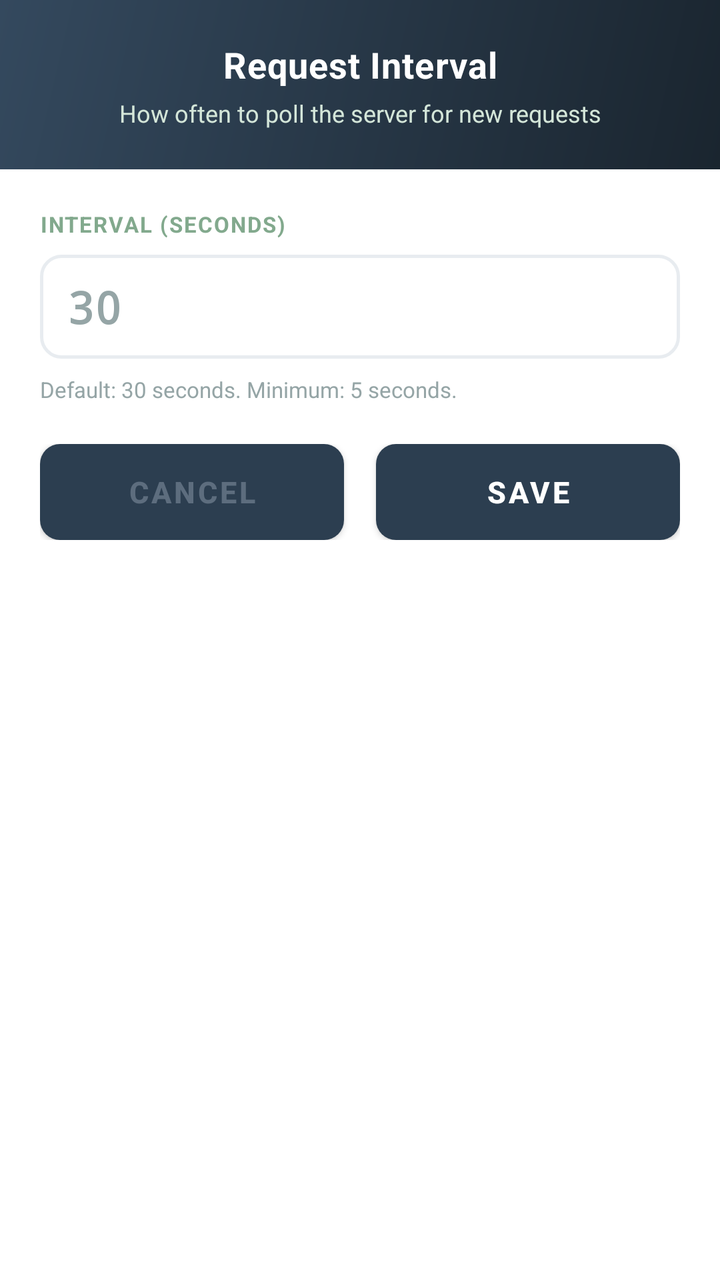
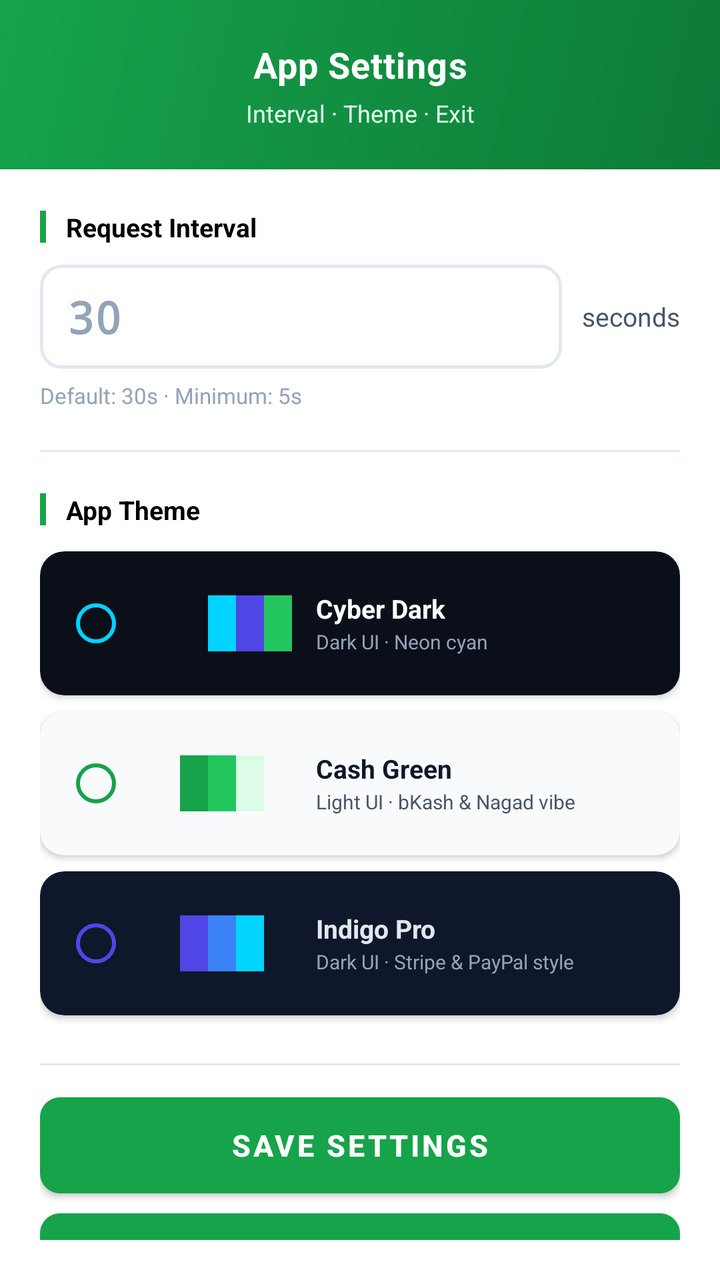

An Android layout rendered at two revisions. The XML below is the earlier revision; the diff shows what the commit changed to produce the second picture.
<!-- AndroidManifest.xml: application theme AppTheme -->
<!-- res/layout/dialog_interval_edit.xml -->
<?xml version="1.0" encoding="utf-8"?>
<LinearLayout xmlns:android="http://schemas.android.com/apk/res/android"
    android:layout_width="match_parent"
    android:layout_height="wrap_content"
    android:orientation="vertical"
    android:background="@color/surface">

    
    <LinearLayout
        android:layout_width="match_parent"
        android:layout_height="wrap_content"
        android:orientation="vertical"
        android:background="@drawable/bg_gradient_header"
        android:paddingTop="20dp"
        android:paddingBottom="20dp"
        android:paddingStart="20dp"
        android:paddingEnd="20dp"
        android:gravity="center">

        <TextView
            android:layout_width="match_parent"
            android:layout_height="wrap_content"
            android:gravity="center"
            android:text="Request Interval"
            android:textStyle="bold"
            android:textSize="18sp"
            android:textColor="#FFFFFF"
            android:letterSpacing="0.02"/>

        <TextView
            android:layout_width="wrap_content"
            android:layout_height="wrap_content"
            android:text="How often to poll the server for new requests"
            android:textSize="12sp"
            android:textColor="@color/teal_light"
            android:gravity="center"
            android:layout_marginTop="4dp"/>

    </LinearLayout>

    
    <LinearLayout
        android:layout_width="match_parent"
        android:layout_height="wrap_content"
        android:orientation="vertical"
        android:padding="20dp">

        <TextView
            android:layout_width="match_parent"
            android:layout_height="wrap_content"
            android:text="INTERVAL (SECONDS)"
            android:textSize="11sp"
            android:textColor="@color/teal_primary"
            android:textStyle="bold"
            android:letterSpacing="0.06"
            android:layout_marginBottom="8dp"/>

        <EditText
            android:id="@+id/dialogIntervalEt"
            android:layout_width="match_parent"
            android:layout_height="52dp"
            android:hint="30"
            android:inputType="number"
            android:paddingStart="14dp"
            android:paddingEnd="14dp"
            android:textSize="22sp"
            android:textStyle="bold"
            android:fontFamily="monospace"
            android:textColor="@color/text_primary"
            android:textColorHint="@color/text_hint"
            android:background="@drawable/bg_rounded_input"
            android:layout_marginBottom="8dp"/>

        <TextView
            android:layout_width="match_parent"
            android:layout_height="wrap_content"
            android:text="Default: 30 seconds. Minimum: 5 seconds."
            android:textSize="11sp"
            android:textColor="@color/text_hint"
            android:layout_marginBottom="20dp"/>

        
        <LinearLayout
            android:layout_width="match_parent"
            android:layout_height="wrap_content"
            android:orientation="horizontal">

            <Button
                android:id="@+id/dialogIntervalCancelBtn"
                android:layout_width="0dp"
                android:layout_height="48dp"
                android:layout_weight="1"
                android:text="Cancel"
                android:textColor="@color/text_secondary"
                android:textSize="15sp"
                android:textStyle="bold"
                android:background="@drawable/bg_btn_cancel"
                android:layout_marginEnd="8dp"
                android:insetTop="0dp"
                android:insetBottom="0dp"/>

            <Button
                android:id="@+id/dialogIntervalSaveBtn"
                android:layout_width="0dp"
                android:layout_height="48dp"
                android:layout_weight="1"
                android:text="Save"
                android:textColor="#FFFFFF"
                android:textSize="15sp"
                android:textStyle="bold"
                android:background="@drawable/bg_btn_confirm"
                android:layout_marginStart="8dp"
                android:insetTop="0dp"
                android:insetBottom="0dp"/>

        </LinearLayout>
    </LinearLayout>
</LinearLayout>
<!-- resources referenced by this layout -->
<resources>
  <color name="surface">#FFFFFF</color>
  <color name="teal_light">#D4E6D9</color>
  <color name="teal_primary">#82A98D</color>
  <color name="text_hint">#95A5A6</color>
  <color name="text_primary">#1A252F</color>
  <color name="text_secondary">#5D6D7E</color>
  <!-- drawable bg_btn_cancel (drawable) -->
  <?xml version="1.0" encoding="utf-8"?>
  <shape xmlns:android="http://schemas.android.com/apk/res/android">
      <corners android:radius="10dp"/>
      <solid android:color="#F3F4F6"/>
  </shape>
  <!-- drawable bg_btn_confirm (drawable) -->
  <?xml version="1.0" encoding="utf-8"?>
  <shape xmlns:android="http://schemas.android.com/apk/res/android">
      <corners android:radius="10dp"/>
      <gradient
          android:startColor="@color/teal_primary"
          android:endColor="#00695C"
          android:angle="90"/>
  </shape>
  <!-- drawable bg_gradient_header (drawable) -->
  <?xml version="1.0" encoding="utf-8"?>
  <shape xmlns:android="http://schemas.android.com/apk/res/android">
      <gradient
          android:startColor="@color/header_start"
          android:endColor="@color/header_end"
          android:angle="135"
          android:type="linear"/>
  </shape>
  <!-- drawable bg_rounded_input (drawable) -->
  <?xml version="1.0" encoding="utf-8"?>
  <shape xmlns:android="http://schemas.android.com/apk/res/android">
      <corners android:radius="10dp"/>
      <stroke android:color="@color/divider" android:width="1.5dp"/>
      <solid android:color="@color/surface"/>
  </shape>
  <style name="AppTheme" parent="Theme.MaterialComponents.Light.DarkActionBar">
          <item name="colorPrimary">@color/colorPrimary</item>
          <item name="colorPrimaryDark">@color/colorPrimaryDark</item>
          <item name="colorAccent">@color/colorAccent</item>
          <item name="android:windowBackground">@color/bg_screen</item>
          <item name="android:statusBarColor">@color/colorPrimaryDark</item>
          <item name="elevationOverlayEnabled">true</item>
      </style>
  <color name="header_start">#1A252F</color>
  <color name="header_end">#34495E</color>
  <color name="divider">#E8ECF0</color>
  <color name="colorPrimary">#2C3E50</color>
  <color name="colorPrimaryDark">#1A252F</color>
  <color name="colorAccent">#82A98D</color>
  <color name="bg_screen">#F8FAFB</color>
</resources>

<!-- the commit's change to res/layout/dialog_interval_edit.xml (unified diff, before → after) -->
@@ -1,9 +1,10 @@
 <?xml version="1.0" encoding="utf-8"?>
 <LinearLayout xmlns:android="http://schemas.android.com/apk/res/android"
+    xmlns:app="http://schemas.android.com/apk/res-auto"
     android:layout_width="match_parent"
     android:layout_height="wrap_content"
     android:orientation="vertical"
-    android:background="@color/surface">
+    android:background="?attr/colorSurface">
 
     
     <LinearLayout
@@ -21,7 +22,7 @@
             android:layout_width="match_parent"
             android:layout_height="wrap_content"
             android:gravity="center"
-            android:text="Request Interval"
+            android:text="App Settings"
             android:textStyle="bold"
             android:textSize="18sp"
             android:textColor="#FFFFFF"
@@ -30,7 +31,7 @@
         <TextView
             android:layout_width="wrap_content"
             android:layout_height="wrap_content"
-            android:text="How often to poll the server for new requests"
+            android:text="Interval · Theme · Exit"
             android:textSize="12sp"
             android:textColor="@color/teal_light"
             android:gravity="center"
@@ -45,74 +46,328 @@
         android:orientation="vertical"
         android:padding="20dp">
 
+        
+        <LinearLayout
+            android:layout_width="match_parent"
+            android:layout_height="wrap_content"
+            android:orientation="horizontal"
+            android:gravity="center_vertical"
+            android:layout_marginBottom="10dp">
+
+            <View
+                android:layout_width="3dp"
+                android:layout_height="16dp"
+                android:background="?attr/colorPrimary"
+                android:layout_marginEnd="10dp"/>
+
+            <TextView
+                android:layout_width="wrap_content"
+                android:layout_height="wrap_content"
+                android:text="Request Interval"
+                android:textStyle="bold"
+                android:textSize="13sp"
+                android:textColor="?attr/colorOnSurface"/>
+
+        </LinearLayout>
+
+        <LinearLayout
+            android:layout_width="match_parent"
+            android:layout_height="wrap_content"
+            android:orientation="horizontal"
+            android:gravity="center_vertical"
+            android:layout_marginBottom="6dp">
+
+            <EditText
+                android:id="@+id/dialogIntervalEt"
+                android:layout_width="0dp"
+                android:layout_height="52dp"
+                android:layout_weight="1"
+                android:hint="30"
+                android:inputType="number"
+                android:paddingStart="14dp"
+                android:paddingEnd="14dp"
+                android:textSize="22sp"
+                android:textStyle="bold"
+                android:fontFamily="monospace"
+                android:textColor="?attr/colorOnSurface"
+                android:textColorHint="@color/text_hint"
+                android:background="@drawable/bg_rounded_input"
+                android:layout_marginEnd="10dp"/>
+
+            <TextView
+                android:layout_width="wrap_content"
+                android:layout_height="wrap_content"
+                android:text="seconds"
+                android:textSize="13sp"
+                android:textColor="@color/text_secondary"/>
+
+        </LinearLayout>
+
         <TextView
             android:layout_width="match_parent"
             android:layout_height="wrap_content"
-            android:text="INTERVAL (SECONDS)"
-            android:textSize="11sp"
-            android:textColor="@color/teal_primary"
-            android:textStyle="bold"
-            android:letterSpacing="0.06"
-            android:layout_marginBottom="8dp"/>
-
-        <EditText
-            android:id="@+id/dialogIntervalEt"
-            android:layout_width="match_parent"
-            android:layout_height="52dp"
-            android:hint="30"
-            android:inputType="number"
-            android:paddingStart="14dp"
-            android:paddingEnd="14dp"
-            android:textSize="22sp"
-            android:textStyle="bold"
-            android:fontFamily="monospace"
-            android:textColor="@color/text_primary"
-            android:textColorHint="@color/text_hint"
-            android:background="@drawable/bg_rounded_input"
-            android:layout_marginBottom="8dp"/>
-
-        <TextView
-            android:layout_width="match_parent"
-            android:layout_height="wrap_content"
-            android:text="Default: 30 seconds. Minimum: 5 seconds."
+            android:text="Default: 30s · Minimum: 5s"
             android:textSize="11sp"
             android:textColor="@color/text_hint"
             android:layout_marginBottom="20dp"/>
 
         
+        <View
+            android:layout_width="match_parent"
+            android:layout_height="1dp"
+            android:background="@color/divider"
+            android:layout_marginBottom="20dp"/>
+
+        
         <LinearLayout
             android:layout_width="match_parent"
             android:layout_height="wrap_content"
-            android:orientation="horizontal">
-
-            <Button
-                android:id="@+id/dialogIntervalCancelBtn"
-                android:layout_width="0dp"
-                android:layout_height="48dp"
-                android:layout_weight="1"
-                android:text="Cancel"
-                android:textColor="@color/text_secondary"
-                android:textSize="15sp"
+            android:orientation="horizontal"
+            android:gravity="center_vertical"
+            android:layout_marginBottom="12dp">
+
+            <View
+                android:layout_width="3dp"
+                android:layout_height="16dp"
+                android:background="?attr/colorPrimary"
+                android:layout_marginEnd="10dp"/>
+
+            <TextView
+                android:layout_width="wrap_content"
+                android:layout_height="wrap_content"
+                android:text="App Theme"
                 android:textStyle="bold"
-                android:background="@drawable/bg_btn_cancel"
-                android:layout_marginEnd="8dp"
-                android:insetTop="0dp"
-                android:insetBottom="0dp"/>
-
-            <Button
-                android:id="@+id/dialogIntervalSaveBtn"
-                android:layout_width="0dp"
-                android:layout_height="48dp"
-                android:layout_weight="1"
-                android:text="Save"
-                android:textColor="#FFFFFF"
-                android:textSize="15sp"
-                android:textStyle="bold"
-                android:background="@drawable/bg_btn_confirm"
-                android:layout_marginStart="8dp"
-                android:insetTop="0dp"
-                android:insetBottom="0dp"/>
+                android:textSize="13sp"
+                android:textColor="?attr/colorOnSurface"/>
 
         </LinearLayout>
+
+        <RadioGroup
+            android:id="@+id/themeRadioGroup"
+            android:layout_width="match_parent"
+            android:layout_height="wrap_content"
+            android:orientation="vertical"
+            android:layout_marginBottom="20dp">
+
+            
+            <com.google.android.material.card.MaterialCardView
+                android:id="@+id/cardNeonDark"
+                android:layout_width="match_parent"
+                android:layout_height="wrap_content"
+                android:layout_marginBottom="8dp"
+                app:cardCornerRadius="12dp"
+                app:cardElevation="2dp"
+                app:strokeWidth="0dp"
+                app:cardBackgroundColor="#0B0F1A">
+
+                <LinearLayout
+                    android:layout_width="match_parent"
+                    android:layout_height="wrap_content"
+                    android:orientation="horizontal"
+                    android:gravity="center_vertical"
+                    android:padding="12dp">
+
+                    <RadioButton
+                        android:id="@+id/rbNeonDark"
+                        android:layout_width="wrap_content"
+                        android:layout_height="wrap_content"
+                        android:buttonTint="#00D4FF"
+                        android:layout_marginEnd="10dp"/>
+
+                    
+                    <LinearLayout
+                        android:layout_width="wrap_content"
+                        android:layout_height="wrap_content"
+                        android:orientation="horizontal"
+                        android:layout_marginEnd="12dp">
+                        <View android:layout_width="14dp" android:layout_height="28dp" android:background="#0B0F1A"/>
+                        <View android:layout_width="14dp" android:layout_height="28dp" android:background="#00D4FF"/>
+                        <View android:layout_width="14dp" android:layout_height="28dp" android:background="#4F46E5"/>
+                        <View android:layout_width="14dp" android:layout_height="28dp" android:background="#22C55E"/>
+                    </LinearLayout>
+
+                    <LinearLayout
+                        android:layout_width="0dp"
+                        android:layout_height="wrap_content"
+                        android:layout_weight="1"
+                        android:orientation="vertical">
+                        <TextView
+                            android:layout_width="wrap_content"
+                            android:layout_height="wrap_content"
+                            android:text="Cyber Dark"
+                            android:textSize="13sp"
+                            android:textStyle="bold"
+                            android:textColor="#FFFFFF"/>
+                        <TextView
+                            android:layout_width="wrap_content"
+                            android:layout_height="wrap_content"
+                            android:text="Dark UI · Neon cyan"
+                            android:textSize="10sp"
+                            android:textColor="#94A3B8"
+                            android:layout_marginTop="1dp"/>
+                    </LinearLayout>
+
+                </LinearLayout>
+            </com.google.android.material.card.MaterialCardView>
+
+            
+            <com.google.android.material.card.MaterialCardView
+                android:id="@+id/cardBankingGreen"
+                android:layout_width="match_parent"
+                android:layout_height="wrap_content"
+                android:layout_marginBottom="8dp"
+                app:cardCornerRadius="12dp"
+                app:cardElevation="2dp"
+                app:strokeWidth="0dp"
+                app:cardBackgroundColor="#F8FAFC">
+
+                <LinearLayout
+                    android:layout_width="match_parent"
+                    android:layout_height="wrap_content"
+                    android:orientation="horizontal"
+                    android:gravity="center_vertical"
+                    android:padding="12dp">
+
+                    <RadioButton
+                        android:id="@+id/rbBankingGreen"
+                        android:layout_width="wrap_content"
+                        android:layout_height="wrap_content"
+                        android:buttonTint="#16A34A"
+                        android:layout_marginEnd="10dp"/>
+
+                    
+                    <LinearLayout
+                        android:layout_width="wrap_content"
+                        android:layout_height="wrap_content"
+                        android:orientation="horizontal"
+                        android:layout_marginEnd="12dp">
+                        <View android:layout_width="14dp" android:layout_height="28dp" android:background="#16A34A"/>
+                        <View android:layout_width="14dp" android:layout_height="28dp" android:background="#22C55E"/>
+                        <View android:layout_width="14dp" android:layout_height="28dp" android:background="#DCFCE7"/>
+                        <View android:layout_width="14dp" android:layout_height="28dp" android:background="#F8FAFC"/>
+                    </LinearLayout>
+
+                    <LinearLayout
+                        android:layout_width="0dp"
+                        android:layout_height="wrap_content"
+                        android:layout_weight="1"
+                        android:orientation="vertical">
+                        <TextView
+                            android:layout_width="wrap_content"
+                            android:layout_height="wrap_content"
+                            android:text="Cash Green"
+                            android:textSize="13sp"
+                            android:textStyle="bold"
+                            android:textColor="#0F172A"/>
+                        <TextView
+                            android:layout_width="wrap_content"
+                            android:layout_height="wrap_content"
+                            android:text="Light UI · bKash &amp; Nagad vibe"
+                            android:textSize="10sp"
+                            android:textColor="#475569"
+                            android:layout_marginTop="1dp"/>
+                    </LinearLayout>
+
+                </LinearLayout>
+            </com.google.android.material.card.MaterialCardView>
+
+            
+            <com.google.android.material.card.MaterialCardView
+                android:id="@+id/cardIndigoPro"
+                android:layout_width="match_parent"
+                android:layout_height="wrap_content"
+                android:layout_marginBottom="4dp"
+                app:cardCornerRadius="12dp"
+                app:cardElevation="2dp"
+                app:strokeWidth="0dp"
+                app:cardBackgroundColor="#0F172A">
+
+                <LinearLayout
+                    android:layout_width="match_parent"
+                    android:layout_height="wrap_content"
+                    android:orientation="horizontal"
+                    android:gravity="center_vertical"
+                    android:padding="12dp">
+
+                    <RadioButton
+                        android:id="@+id/rbIndigoPro"
+                        android:layout_width="wrap_content"
+                        android:layout_height="wrap_content"
+                        android:buttonTint="#4F46E5"
+                        android:layout_marginEnd="10dp"/>
+
+                    
+                    <LinearLayout
+                        android:layout_width="wrap_content"
+                        android:layout_height="wrap_content"
+                        android:orientation="horizontal"
+                        android:layout_marginEnd="12dp">
+                        <View android:layout_width="14dp" android:layout_height="28dp" android:background="#4F46E5"/>
+                        <View android:layout_width="14dp" android:layout_height="28dp" android:background="#3B82F6"/>
+                        <View android:layout_width="14dp" android:layout_height="28dp" android:background="#00D4FF"/>
+                        <View android:layout_width="14dp" android:layout_height="28dp" android:background="#0F172A"/>
+                    </LinearLayout>
+
+                    <LinearLayout
+                        android:layout_width="0dp"
+                        android:layout_height="wrap_content"
+                        android:layout_weight="1"
+                        android:orientation="vertical">
+                        <TextView
+                            android:layout_width="wrap_content"
+                            android:layout_height="wrap_content"
+                            android:text="Indigo Pro"
+                            android:textSize="13sp"
+                            android:textStyle="bold"
+                            android:textColor="#E2E8F0"/>
+                        <TextView
+                            android:layout_width="wrap_content"
+                            android:layout_height="wrap_content"
+                            android:text="Dark UI · Stripe &amp; PayPal style"
+                            android:textSize="10sp"
+                            android:textColor="#94A3B8"
+                            android:layout_marginTop="1dp"/>
+                    </LinearLayout>
+
+                </LinearLayout>
+            </com.google.android.material.card.MaterialCardView>
+
+        </RadioGroup>
+
+        
+        <View
+            android:layout_width="match_parent"
+            android:layout_height="1dp"
+            android:background="@color/divider"
+            android:layout_marginBottom="16dp"/>
+
+        
+        <Button
+            android:id="@+id/dialogIntervalSaveBtn"
+            android:layout_width="match_parent"
+            android:layout_height="48dp"
+            android:text="Save Settings"
+            android:textColor="#FFFFFF"
+            android:textSize="15sp"
+            android:textStyle="bold"
+            android:background="@drawable/bg_btn_confirm"
+            android:layout_marginBottom="10dp"
+            android:insetTop="0dp"
+            android:insetBottom="0dp"/>
+
+        
+        <Button
+            android:id="@+id/dialogExitAppBtn"
+            android:layout_width="match_parent"
+            android:layout_height="48dp"
+            android:text="Exit App"
+            android:textColor="#FFFFFF"
+            android:textSize="15sp"
+            android:textStyle="bold"
+            android:background="@drawable/bg_btn_cancel"
+            android:layout_marginBottom="4dp"
+            android:insetTop="0dp"
+            android:insetBottom="0dp"/>
+
     </LinearLayout>
 </LinearLayout>
<!-- resource entries referenced after the edit -->
@@ -1,11 +1,10 @@
 <!-- resources referenced by this layout -->
 <resources>
   <color name="surface">#FFFFFF</color>
-  <color name="teal_light">#D4E6D9</color>
-  <color name="teal_primary">#82A98D</color>
-  <color name="text_hint">#95A5A6</color>
-  <color name="text_primary">#1A252F</color>
-  <color name="text_secondary">#5D6D7E</color>
+  <color name="teal_light">#DCFCE7</color>
+  <color name="teal_primary">#22C55E</color>
+  <color name="text_hint">#94A3B8</color>
+  <color name="text_secondary">#475569</color>
   <!-- drawable bg_btn_cancel (drawable) -->
   <?xml version="1.0" encoding="utf-8"?>
   <shape xmlns:android="http://schemas.android.com/apk/res/android">
@@ -44,13 +43,17 @@
           <item name="android:windowBackground">@color/bg_screen</item>
           <item name="android:statusBarColor">@color/colorPrimaryDark</item>
           <item name="elevationOverlayEnabled">true</item>
+          <item name="actionMenuTextColor">@android:color/white</item>
+          <item name="android:actionMenuTextColor">@android:color/white</item>
+          <item name="colorControlNormal">@android:color/white</item>
+          <item name="android:textColorPrimary">@android:color/white</item>
       </style>
-  <color name="header_start">#1A252F</color>
-  <color name="header_end">#34495E</color>
-  <color name="divider">#E8ECF0</color>
-  <color name="colorPrimary">#2C3E50</color>
-  <color name="colorPrimaryDark">#1A252F</color>
-  <color name="colorAccent">#82A98D</color>
-  <color name="bg_screen">#F8FAFB</color>
+  <color name="header_start">#0D7A38</color>
+  <color name="header_end">#16A34A</color>
+  <color name="divider">#E2E8F0</color>
+  <color name="colorPrimary">#16A34A</color>
+  <color name="colorPrimaryDark">#0D7A38</color>
+  <color name="colorAccent">#22C55E</color>
+  <color name="bg_screen">#F8FAFC</color>
 </resources>
 
